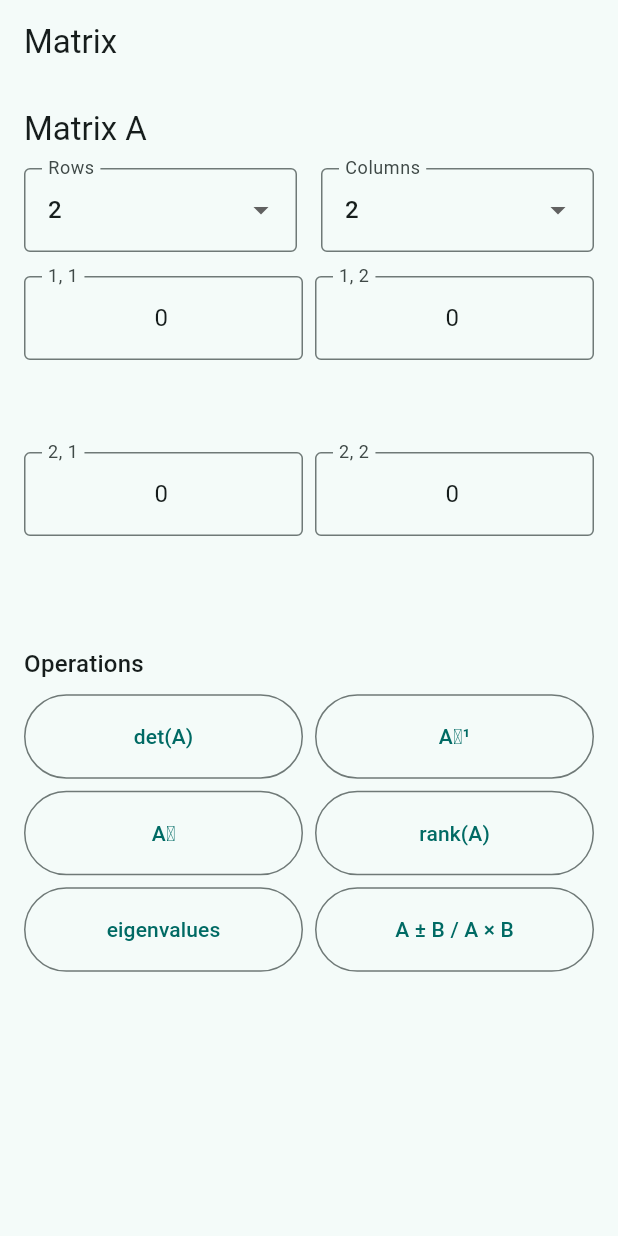
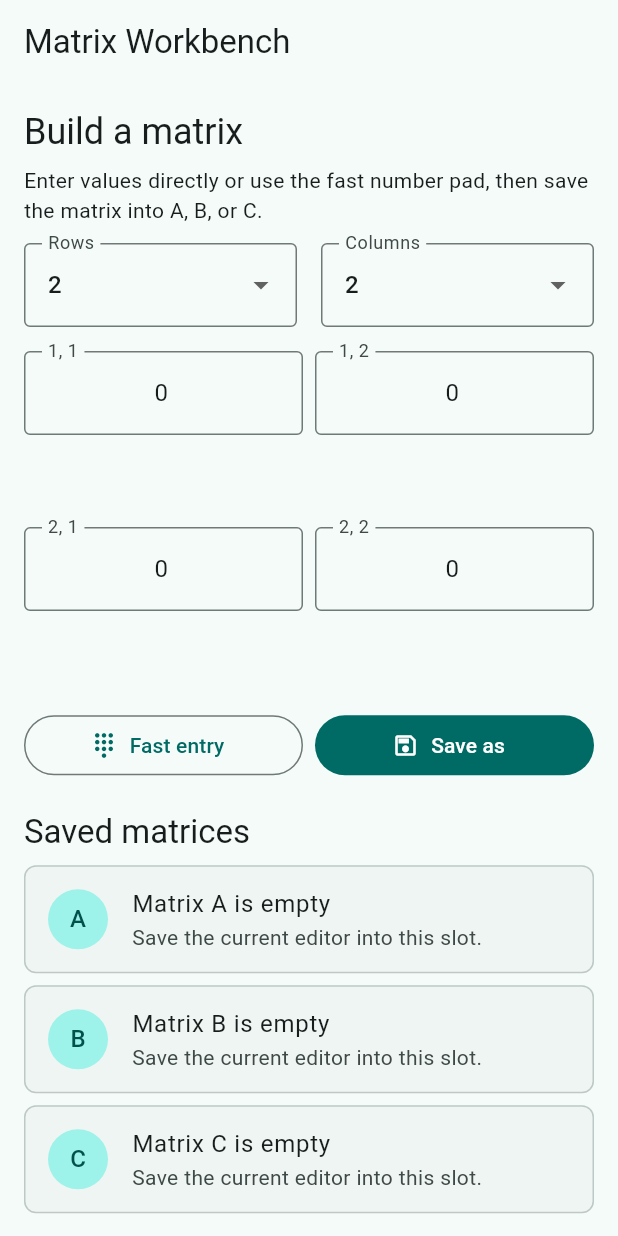
Before and after one commit to upendrasinghdhami43-807/Flutter_calculator, a Flutter app: the MatrixScreen screen opened by its route, on a phone screen of 412 x 824 dp. Run offline on Flutter 3.47's test engine with Material 3 defaults, Android fonts, the phone set to English and light mode, and no system bars; our stand-ins replace flutter_riverpod, go_router, shared_preferences; accounts and stored records are empty.

Commit message:
edit matrix number

```diff
--- a/lib/features/advanced/matrix/matrix_screen.dart
+++ b/lib/features/advanced/matrix/matrix_screen.dart
@@ -1,13 +1,22 @@
 import 'package:flutter/material.dart';
 import 'package:flutter_riverpod/flutter_riverpod.dart';
 
+import '../../../shared/widgets/guided_number_entry_sheet.dart';
 import 'matrix_controller.dart';
 
-class MatrixScreen extends ConsumerWidget {
+class MatrixScreen extends ConsumerStatefulWidget {
   const MatrixScreen({super.key});
 
   @override
-  Widget build(BuildContext context, WidgetRef ref) {
+  ConsumerState<MatrixScreen> createState() => _MatrixScreenState();
+}
+
+class _MatrixScreenState extends ConsumerState<MatrixScreen> {
+  var _leftName = 'A';
+  var _rightName = 'B';
+
+  @override
+  Widget build(BuildContext context) {
     final state = ref.watch(matrixControllerProvider);
     final controller = ref.read(matrixControllerProvider.notifier);
 
@@ -17,22 +26,69 @@ class MatrixScreen extends ConsumerWidget {
         if (!didPop) Navigator.of(context).pop();
       },
       child: Scaffold(
-        appBar: AppBar(title: const Text('Matrix')),
+        appBar: AppBar(title: const Text('Matrix Workbench')),
         body: SafeArea(
           child: ListView(
             padding: const EdgeInsets.all(16),
             children: [
-              Text('Matrix A', style: Theme.of(context).textTheme.titleLarge),
+              Text('Build a matrix', style: Theme.of(context).textTheme.headlineSmall),
+              const SizedBox(height: 6),
+              Text('Enter values directly or use the fast number pad, then save the matrix into A, B, or C.', style: Theme.of(context).textTheme.bodyMedium),
               const SizedBox(height: 12),
               _SizeSelector(state: state, controller: controller),
               const SizedBox(height: 16),
               _MatrixGrid(values: state.values, rows: state.rows, columns: state.columns, onChanged: controller.setValue),
+              const SizedBox(height: 12),
+              Row(
+                children: [
+                  Expanded(child: OutlinedButton.icon(onPressed: () => _openGuidedEntry(context, state, controller), icon: const Icon(Icons.dialpad_outlined), label: const Text('Fast entry'))),
+                  const SizedBox(width: 8),
+                  Expanded(
+                    child: MenuAnchor(
+                      builder: (context, menuController, _) => FilledButton.icon(onPressed: menuController.open, icon: const Icon(Icons.save_outlined), label: const Text('Save as')),
+                      menuChildren: [
+                        for (final name in const ['A', 'B', 'C'])
+                          MenuItemButton(
+                            onPressed: () {
+                              controller.saveCurrentAs(name);
+                              ScaffoldMessenger.of(context).showSnackBar(SnackBar(content: Text('Saved current matrix as $name.')));
+                            },
+                            child: Text('Save as $name'),
+                          ),
+                      ],
+                    ),
+                  ),
+                ],
+              ),
               const SizedBox(height: 20),
-              Text('Operations', style: Theme.of(context).textTheme.titleMedium),
+              Text('Saved matrices', style: Theme.of(context).textTheme.titleLarge),
               const SizedBox(height: 8),
-              _OperationGrid(
-                onExecute: controller.execute,
-                onNeedSecondary: () => _showSecondarySheet(context, state, controller),
+              _SavedMatricesPanel(state: state, controller: controller),
+              const SizedBox(height: 20),
+              Text('Single-matrix operations', style: Theme.of(context).textTheme.titleLarge),
+              const SizedBox(height: 8),
+              _OperationGrid(onExecute: controller.execute),
+              const SizedBox(height: 20),
+              Text('A/B/C operations', style: Theme.of(context).textTheme.titleLarge),
+              const SizedBox(height: 4),
+              Text('Apply an operation directly to saved matrices.', style: Theme.of(context).textTheme.bodySmall),
+              const SizedBox(height: 12),
+              Row(
+                children: [
+                  Expanded(child: _MatrixNamePicker(label: 'Left', value: _leftName, onChanged: (value) => setState(() => _leftName = value))),
+                  const SizedBox(width: 12),
+                  Expanded(child: _MatrixNamePicker(label: 'Right', value: _rightName, onChanged: (value) => setState(() => _rightName = value))),
+                ],
+              ),
+              const SizedBox(height: 10),
+              Wrap(
+                spacing: 8,
+                runSpacing: 8,
+                children: [
+                  OutlinedButton(onPressed: () => controller.executeSaved(MatrixOperation.add, leftName: _leftName, rightName: _rightName), child: Text('$_leftName + $_rightName')),
+                  OutlinedButton(onPressed: () => controller.executeSaved(MatrixOperation.subtract, leftName: _leftName, rightName: _rightName), child: Text('$_leftName − $_rightName')),
+                  FilledButton(onPressed: () => controller.executeSaved(MatrixOperation.multiply, leftName: _leftName, rightName: _rightName), child: Text('$_leftName × $_rightName')),
+                ],
               ),
               if (state.error != null || state.result != null) ...[
                 const SizedBox(height: 20),
@@ -45,49 +101,13 @@ class MatrixScreen extends ConsumerWidget {
     );
   }
 
-  void _showSecondarySheet(BuildContext context, MatrixToolState state, MatrixController controller) {
-    showModalBottomSheet<void>(
-      context: context,
-      isScrollControlled: true,
-      builder: (sheetContext) => SafeArea(
-        child: Padding(
-          padding: EdgeInsets.only(bottom: MediaQuery.viewInsetsOf(sheetContext).bottom),
-          child: Padding(
-            padding: const EdgeInsets.all(16),
-            child: Column(
-              mainAxisSize: MainAxisSize.min,
-              children: [
-                Text('Matrix B', style: Theme.of(sheetContext).textTheme.titleLarge),
-                const SizedBox(height: 12),
-                _MatrixGrid(
-                  values: state.secondaryValues,
-                  rows: state.rows,
-                  columns: state.columns,
-                  onChanged: (index, value) => controller.setValue(index, value, secondary: true),
-                ),
-                const SizedBox(height: 16),
-                Wrap(
-                  spacing: 8,
-                  children: [
-                    FilledButton(onPressed: () {
-                      Navigator.of(sheetContext).pop();
-                      controller.execute(MatrixOperation.add);
-                    }, child: const Text('A + B')),
-                    FilledButton(onPressed: () {
-                      Navigator.of(sheetContext).pop();
-                      controller.execute(MatrixOperation.subtract);
-                    }, child: const Text('A − B')),
-                    FilledButton(onPressed: () {
-                      Navigator.of(sheetContext).pop();
-                      controller.execute(MatrixOperation.multiply);
-                    }, child: const Text('A × B')),
-                  ],
-                ),
-              ],
-            ),
-          ),
-        ),
-      ),
+  void _openGuidedEntry(BuildContext context, MatrixToolState state, MatrixController controller) {
+    GuidedNumberEntrySheet.show(
+      context,
+      title: 'Fast matrix entry',
+      labels: List.generate(state.values.length, (index) => 'Matrix cell [${index ~/ state.columns + 1}, ${index % state.columns + 1}]'),
+      values: state.values,
+      onValue: controller.setValue,
     );
   }
 }
@@ -122,7 +142,7 @@ class _DimensionPicker extends StatelessWidget {
     return DropdownButtonFormField<int>(
       initialValue: value,
       decoration: InputDecoration(labelText: label, border: const OutlineInputBorder()),
-      items: [2, 3, 4].map((size) => DropdownMenuItem(value: size, child: Text('$size'))).toList(),
+      items: [1, 2, 3, 4].map((size) => DropdownMenuItem(value: size, child: Text('$size'))).toList(),
       onChanged: (value) => onChanged(value!),
     );
   }
@@ -156,20 +176,18 @@ class _MatrixGrid extends StatelessWidget {
 }
 
 class _OperationGrid extends StatelessWidget {
-  const _OperationGrid({required this.onExecute, required this.onNeedSecondary});
+  const _OperationGrid({required this.onExecute});
 
   final ValueChanged<MatrixOperation> onExecute;
-  final VoidCallback onNeedSecondary;
 
   @override
   Widget build(BuildContext context) {
-    final operations = <({String label, MatrixOperation? operation})>[
+    final operations = <({String label, MatrixOperation operation})>[
       (label: 'det(A)', operation: MatrixOperation.determinant),
       (label: 'A⁻¹', operation: MatrixOperation.inverse),
       (label: 'Aᵀ', operation: MatrixOperation.transpose),
       (label: 'rank(A)', operation: MatrixOperation.rank),
-      (label: 'eigenvalues', operation: MatrixOperation.eigenvalues),
-      (label: 'A ± B / A × B', operation: null),
+      (label: 'Eigenvalues', operation: MatrixOperation.eigenvalues),
     ];
     return GridView.builder(
       shrinkWrap: true,
@@ -179,12 +197,61 @@ class _OperationGrid extends StatelessWidget {
       itemBuilder: (context, index) {
         final item = operations[index];
         return OutlinedButton(
-          onPressed: item.operation == null ? onNeedSecondary : () => onExecute(item.operation!),
+          onPressed: () => onExecute(item.operation),
           child: Text(item.label),
         );
       },
     );
   }
+}
+
+class _SavedMatricesPanel extends StatelessWidget {
+  const _SavedMatricesPanel({required this.state, required this.controller});
+
+  final MatrixToolState state;
+  final MatrixController controller;
+
+  @override
+  Widget build(BuildContext context) {
+    return Column(
+      children: [
+        for (final name in const ['A', 'B', 'C'])
+          Card(
+            margin: const EdgeInsets.only(bottom: 8),
+            child: ListTile(
+              leading: CircleAvatar(child: Text(name)),
+              title: Text(state.savedMatrices.containsKey(name) ? 'Matrix $name' : 'Matrix $name is empty'),
+              subtitle: Text(state.savedMatrices.containsKey(name) ? '${state.savedMatrices[name]!.rows} × ${state.savedMatrices[name]!.columns} saved' : 'Save the current editor into this slot.'),
+              trailing: state.savedMatrices.containsKey(name)
+                  ? Wrap(
+                      spacing: 2,
+                      children: [
+                        IconButton(tooltip: 'Load $name', onPressed: () => controller.loadSaved(name), icon: const Icon(Icons.download_outlined)),
+                        IconButton(tooltip: 'Remove $name', onPressed: () => controller.removeSaved(name), icon: const Icon(Icons.delete_outline)),
+                      ],
+                    )
+                  : null,
+            ),
+          ),
+      ],
+    );
+  }
+}
+
+class _MatrixNamePicker extends StatelessWidget {
+  const _MatrixNamePicker({required this.label, required this.value, required this.onChanged});
+
+  final String label;
+  final String value;
+  final ValueChanged<String> onChanged;
+
+  @override
+  Widget build(BuildContext context) => DropdownButtonFormField<String>(
+    initialValue: value,
+    decoration: InputDecoration(labelText: label, border: const OutlineInputBorder()),
+    items: const ['A', 'B', 'C'].map((name) => DropdownMenuItem(value: name, child: Text('Matrix $name'))).toList(),
+    onChanged: (value) => onChanged(value!),
+  );
 }
 
 class _ResultPanel extends StatelessWidget {
```
